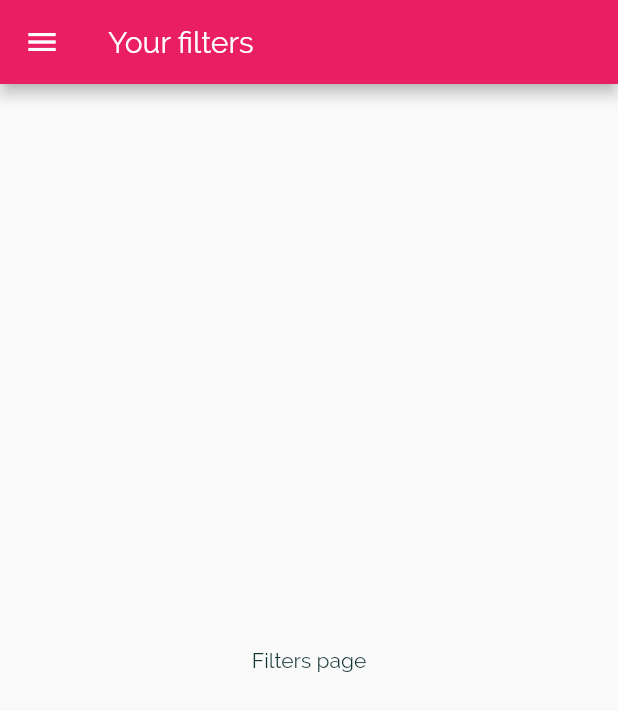
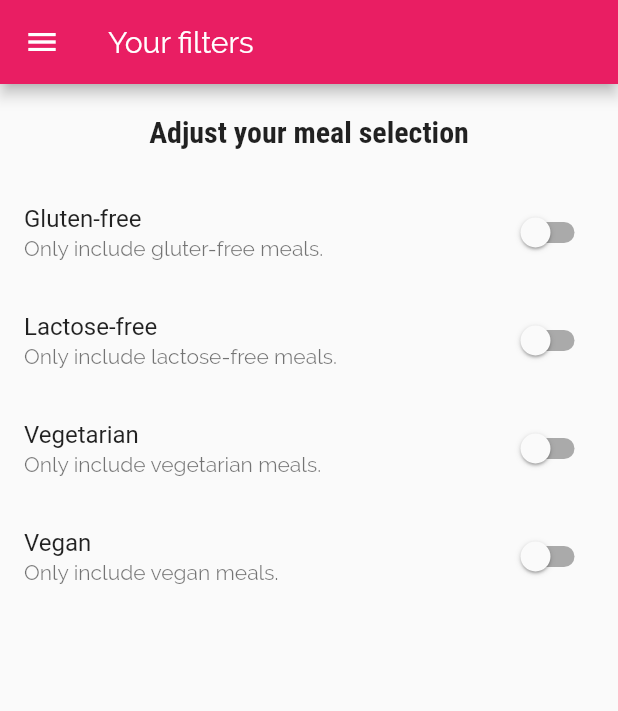
Before and after one commit to fvvsantana/learningFlutter, a Flutter app: the FiltersScreen screen opened by its route, on a phone screen of 412 x 824 dp. Shown: the top 711 px of the screen. Run offline on Flutter 3.47's test engine with Material 2 defaults, Android fonts, the phone set to English and light mode, and no system bars; missing offline and left inert: dart:ffi.

Commit message:
177. Adding Filter Switches

```diff
--- a/meals/lib/screens/filters_screen.dart
+++ b/meals/lib/screens/filters_screen.dart
@@ -1,8 +1,20 @@
+import 'dart:ffi';
+
 import 'package:flutter/material.dart';
 import 'package:meals/widgets/main_drawer.dart';
 
-class FiltersScreen extends StatelessWidget {
+class FiltersScreen extends StatefulWidget {
   static const String routeName = '/filters';
+
+  @override
+  _FiltersScreenState createState() => _FiltersScreenState();
+}
+
+class _FiltersScreenState extends State<FiltersScreen> {
+  var _glutenFree = false;
+  var _vegetarian = false;
+  var _vegan = false;
+  var _lactoseFree = false;
 
   @override
   Widget build(BuildContext context) {
@@ -11,9 +23,57 @@ class FiltersScreen extends StatelessWidget {
         title: const Text('Your filters'),
       ),
       drawer: MainDrawer(),
-      body: Center(
-        child: Text('Filters page'),
-      ),
+      body: Column(children: [
+        Container(
+          width: double.infinity,
+          padding: const EdgeInsets.all(20),
+          child: Text(
+            'Adjust your meal selection',
+            style: Theme.of(context).textTheme.headline6,
+            textAlign: TextAlign.center,
+          ),
+        ),
+        SwitchListTile.adaptive(
+          title: const Text('Gluten-free'),
+          value: _glutenFree,
+          onChanged: (value) {
+            setState(() {
+              _glutenFree = value;
+            });
+          },
+          subtitle: const Text('Only include gluter-free meals.'),
+        ),
+        SwitchListTile.adaptive(
+          title: const Text('Lactose-free'),
+          value: _lactoseFree,
+          onChanged: (value) {
+            setState(() {
+              _lactoseFree = value;
+            });
+          },
+          subtitle: const Text('Only include lactose-free meals.'),
+        ),
+        SwitchListTile.adaptive(
+          title: const Text('Vegetarian'),
+          value: _vegetarian,
+          onChanged: (value) {
+            setState(() {
+              _vegetarian = value;
+            });
+          },
+          subtitle: const Text('Only include vegetarian meals.'),
+        ),
+        SwitchListTile.adaptive(
+          title: const Text('Vegan'),
+          value: _vegan,
+          onChanged: (value) {
+            setState(() {
+              _vegan = value;
+            });
+          },
+          subtitle: const Text('Only include vegan meals.'),
+        ),
+      ]),
     );
   }
 }
```
